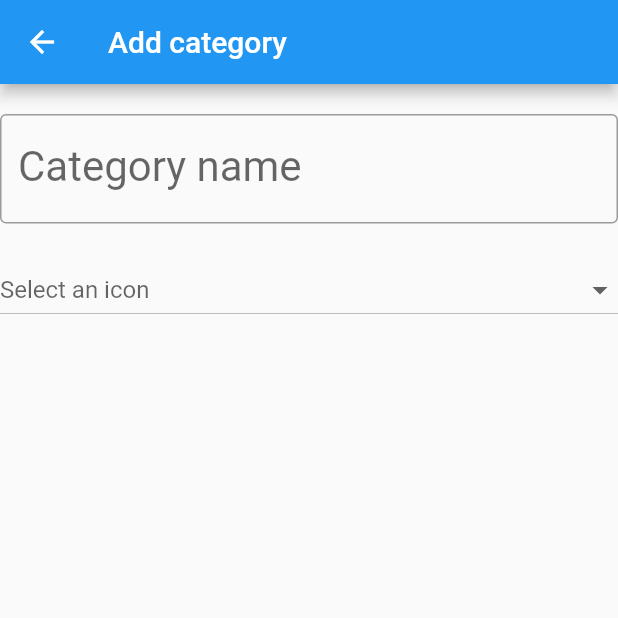
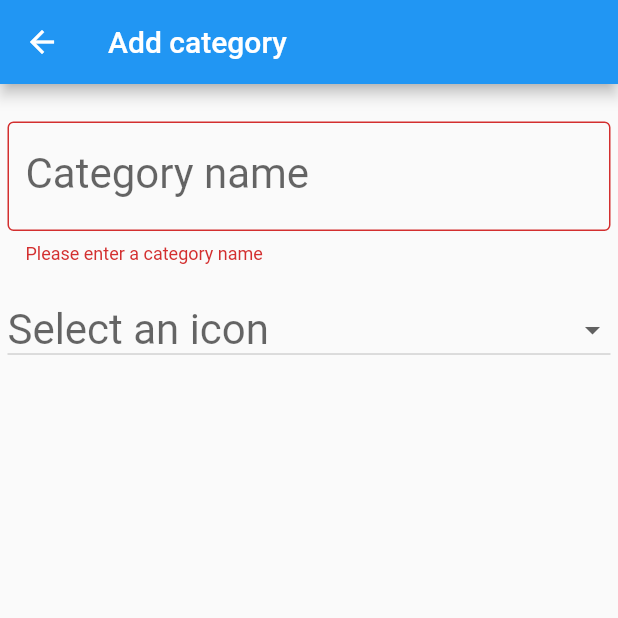
Before and after one commit to kedzierski-grzegorz/flutter-categories, a Flutter app: the screen it shows after launch, after a tap on the "add" icon, on a phone screen of 412 x 824 dp, the top half of it. Run offline on Flutter 3.47's test engine with Material 2 defaults, Android fonts, the phone set to English and light mode, and no system bars; our stand-ins replace cloud_firestore, event_bus; accounts and stored records are empty.

Commit message:
Some added things

```diff
--- /dev/null
+++ b/lib/blocs/add_category/add_category_bloc.dart
@@ -0,0 +1,10 @@
+import 'package:flutter_category/repositories/repoository.dart';
+
+class AddCategoryBloc {
+  final _repository = Repository();
+
+  Future<bool> existCategoryWithName(String name) async =>
+      await _repository.existCategoryWithName(name);
+
+
+}
--- /dev/null
+++ b/lib/blocs/add_category/add_category_bloc_provider.dart
@@ -0,0 +1,15 @@
+import 'package:flutter/material.dart';
+import 'package:flutter_category/blocs/add_category/add_category_bloc.dart';
+
+class AddCategoryBlocProvider extends InheritedWidget{
+  final bloc = AddCategoryBloc();
+
+  AddCategoryBlocProvider({Key key, Widget child}): super(key: key, child: child);
+
+  static AddCategoryBloc of(BuildContext context) {
+    return (context.inheritFromWidgetOfExactType(AddCategoryBlocProvider) as AddCategoryBlocProvider).bloc;
+  }
+
+  @override
+  bool updateShouldNotify(InheritedWidget oldWidget) => true;
+}
--- a/lib/providers/firestore_provider.dart
+++ b/lib/providers/firestore_provider.dart
@@ -13,7 +13,8 @@ class FirestoreProvider {
       List<CategoryModel> list = [];
       if (data.documents.length > 0) {
         data.documents.forEach((document) {
-          list.add(CategoryModel(document.documentID,document['name'], document.data['icon']));
+          list.add(CategoryModel(
+              document.documentID, document['name'], document.data['icon']));
         });
       }
 
@@ -21,17 +22,30 @@ class FirestoreProvider {
     });
   }
 
-  Future<void> addCategory(CategoryModel category) async{
-    return _firestore.collection(_categoriesCollectionName).add({
-      'name': category.name,
-      'icon': category.icon
-    });
+  Future<void> addCategory(CategoryModel category) async {
+    return _firestore
+        .collection(_categoriesCollectionName)
+        .add({'name': category.name, 'icon': category.icon});
   }
 
-  Future<void> updateCategory(CategoryModel category) async{
-    return _firestore.collection(_categoriesCollectionName).document(category.id).setData({
-      'name': category.name,
-      'icon': category.icon
-    });
+  Future<void> updateCategory(CategoryModel category) async {
+    return _firestore
+        .collection(_categoriesCollectionName)
+        .document(category.id)
+        .setData({'name': category.name, 'icon': category.icon});
+  }
+
+  Future<bool> existCategoryWithName(String name) async {
+    await _firestore
+        .collection(_categoriesCollectionName)
+        .where("name", isEqualTo: name)
+        .getDocuments()
+        .then((data) {
+          if(data.documents.length == 0){
+            return false;
+          } else {
+            return true;
+          }
+        });
   }
 }
--- a/lib/repositories/repoository.dart
+++ b/lib/repositories/repoository.dart
@@ -7,4 +7,5 @@ class Repository{
   Stream<List<CategoryModel>> getAllCategories() => _firestoreProvider.getAllCategories();
   Future<void> addCategory(CategoryModel category) => _firestoreProvider.addCategory(category);
   Future<void> updateCategory(CategoryModel category) => _firestoreProvider.updateCategory(category);
+  Future<bool> existCategoryWithName(String name) async => await _firestoreProvider.existCategoryWithName(name);
 }
--- a/lib/ui/add_category/add_category.dart
+++ b/lib/ui/add_category/add_category.dart
@@ -1,4 +1,6 @@
 import 'package:flutter/material.dart';
+import 'package:flutter_category/blocs/add_category/add_category_bloc.dart';
+import 'package:flutter_category/blocs/add_category/add_category_bloc_provider.dart';
 import 'package:flutter_category/models/my_icons.dart';
 
 class AddCategory extends StatefulWidget {
@@ -7,16 +9,35 @@ class AddCategory extends StatefulWidget {
 }
 
 class _AddCategoryState extends State<AddCategory> {
+  AddCategoryBloc _bloc;
   String _selectedIcon;
   List<String> _icons;
+  TextEditingController _categoryNameController = TextEditingController();
 
   @override
   void initState() {
     super.initState();
+
+    _bloc = AddCategoryBlocProvider.of(context);
+
     _icons = [];
     MyIcons.icons.forEach((key, icon) {
       _icons.add(key);
     });
+  }
+
+  String _validateCategoryName(String name) {
+    _bloc.existCategoryWithName(name).then((data) => {
+      if(data == true){
+     //   return 'Please enter an other name';
+      }
+    });
+
+    if (name.isEmpty) {
+      return 'Please enter a category name';
+    } else {
+      return null;
+    }
   }
 
   @override
@@ -32,7 +53,9 @@ class _AddCategoryState extends State<AddCategory> {
             },
           ),
         ),
-        body: Center(
+        body: Padding(
+          padding: const EdgeInsets.all(5.0),
+          child: Center(
             child: Column(
               mainAxisAlignment: MainAxisAlignment.start,
               crossAxisAlignment: CrossAxisAlignment.stretch,
@@ -40,10 +63,15 @@ class _AddCategoryState extends State<AddCategory> {
                 SizedBox(
                   height: 20,
                 ),
-              TextField(
+                TextFormField(
+                  controller: _categoryNameController,
                   style: TextStyle(fontSize: 28),
                   decoration: InputDecoration(
-                    labelText: "Category name", border: OutlineInputBorder()),
+                    labelText: "Category name",
+                    border: OutlineInputBorder(),
+                    errorText:
+                        _validateCategoryName(_categoryNameController.text),
+                  ),
                 ),
                 SizedBox(
                   height: 20,
@@ -51,6 +79,7 @@ class _AddCategoryState extends State<AddCategory> {
                 DropdownButton<String>(
                   isExpanded: true,
                   hint: Text('Select an icon'),
+                  style: TextStyle(fontSize: 28, color: Colors.black),
                   value: _selectedIcon,
                   onChanged: (String newIcon) => setState(() {
                     _selectedIcon = newIcon;
@@ -82,6 +111,7 @@ class _AddCategoryState extends State<AddCategory> {
             ),
           ),
         ),
+      ),
     );
   }
 }
--- a/lib/ui/backdrop.dart
+++ b/lib/ui/backdrop.dart
@@ -1,6 +1,7 @@
 import 'dart:async';
 
 import 'package:flutter/material.dart';
+import 'package:flutter_category/blocs/add_category/add_category_bloc_provider.dart';
 import 'package:flutter_category/events/back_button_event.dart';
 import 'package:flutter_category/events/event_bus_instance.dart';
 import 'package:flutter_category/models/category_model.dart';
@@ -45,7 +46,8 @@ class _BackdropState extends State<Backdrop>
       vsync: this,
     );
 
-    _backButtonEvent = EventBusInstance.eventBus.on<BackButtonEvent>().listen((onData) {
+    _backButtonEvent =
+        EventBusInstance.eventBus.on<BackButtonEvent>().listen((onData) {
       _hideBackdropPanel();
     });
   }
@@ -166,11 +168,10 @@ class _BackdropState extends State<Backdrop>
           IconButton(
             icon: Icon(Icons.add),
             onPressed: () {
-              Navigator.of(context).push(
-                MaterialPageRoute(
-                  builder: (context) => AddCategory()
-                )
-              );
+              Navigator.of(context).push(MaterialPageRoute(
+                  builder: (context) => AddCategoryBlocProvider(
+                        child: AddCategory(),
+                      )));
             },
           )
         ],
```
Lines whose indentation alone changed are shown as unchanged.
